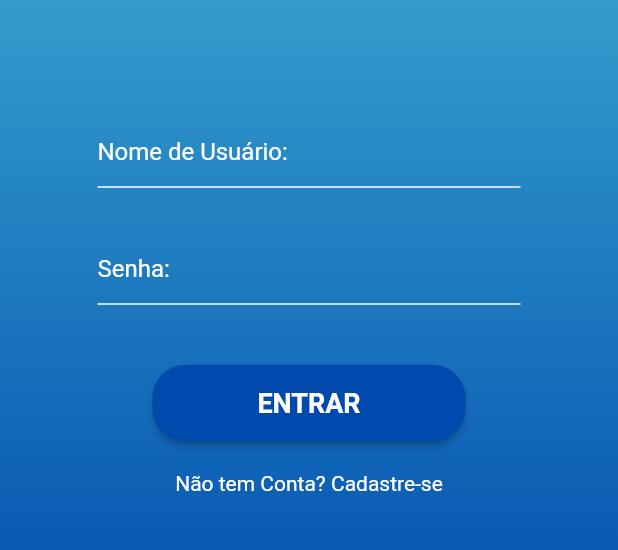
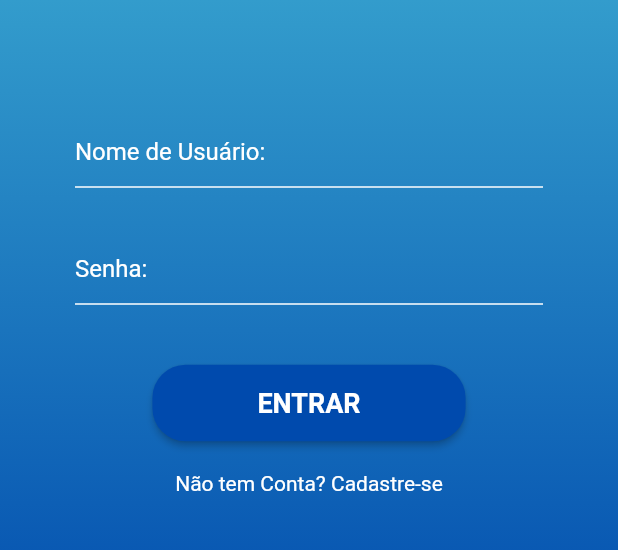
Before and after one commit to MatheusMoreira6/EntregGO, a Flutter app: the screen it shows after launch, on a phone screen of 412 x 824 dp, the part 560-1110 px from its top. Run offline on Flutter 3.47's test engine with Material 2 defaults, Android fonts, the phone set to English and light mode, and no system bars.

Commit message:
V1.2 - Correção da Tela de Login

```diff
--- a/lib/views/login.dart
+++ b/lib/views/login.dart
@@ -7,19 +7,23 @@ class Login extends StatelessWidget {
   Widget build(BuildContext context) {
     return SafeArea(
       child: Scaffold(
-        body: Container(
+        body: LayoutBuilder(
+          builder: (context, constraints) => SingleChildScrollView(
+            child: ConstrainedBox(
+              constraints: BoxConstraints(
+                minHeight: constraints.maxHeight,
+              ),
+              child: Container(
                 decoration: const BoxDecoration(
                   gradient: LinearGradient(
                     begin: Alignment.topCenter,
                     end: Alignment.bottomCenter,
                     colors: [
                       Color(0xFF5DE0E6),
-                Color(0XFF004AAD),
+                      Color(0xFF004AAD),
                     ],
                   ),
                 ),
-          child: Padding(
-            padding: const EdgeInsets.all(15),
                 child: Column(
                   mainAxisAlignment: MainAxisAlignment.center,
                   children: [
@@ -28,7 +32,7 @@ class Login extends StatelessWidget {
                       child: Text(
                         'EntregGO',
                         style: TextStyle(
-                      color: Colors.white,
+                          color: Color(0xFFFFFFFF),
                           fontFamily: 'Righteous',
                           fontSize: 60,
                         ),
@@ -43,11 +47,44 @@ class Login extends StatelessWidget {
                       ),
                     ),
                     const Padding(
-                  padding: EdgeInsets.symmetric(vertical: 15, horizontal: 50),
+                      padding: EdgeInsets.symmetric(
+                        vertical: 15,
+                        horizontal: 50,
+                      ),
                       child: TextField(
                         decoration: InputDecoration(
                           hintText: 'Nome de Usuário:',
-                      hintStyle: TextStyle(color: Colors.white),
+                          hintStyle: TextStyle(
+                            color: Color(0xFFFFFFFF),
+                          ),
+                          focusedBorder: UnderlineInputBorder(
+                            borderSide: BorderSide(
+                              color: Color(0xFFFFFFFF),
+                            ),
+                          ),
+                          enabledBorder: UnderlineInputBorder(
+                            borderSide: BorderSide(
+                              color: Color(0xFFFFFFFF),
+                            ),
+                          ),
+                        ),
+                        style: TextStyle(
+                          color: Color(0xFFFFFFFF),
+                        ),
+                        keyboardType: TextInputType.text,
+                      ),
+                    ),
+                    const Padding(
+                      padding: EdgeInsets.symmetric(
+                        vertical: 15,
+                        horizontal: 50,
+                      ),
+                      child: TextField(
+                        decoration: InputDecoration(
+                          hintText: 'Senha:',
+                          hintStyle: TextStyle(
+                            color: Color(0xFFFFFFFF),
+                          ),
                           focusedBorder: UnderlineInputBorder(
                             borderSide: BorderSide(color: Colors.white),
                           ),
@@ -55,21 +92,8 @@ class Login extends StatelessWidget {
                             borderSide: BorderSide(color: Colors.white),
                           ),
                         ),
-                    keyboardType: TextInputType.text,
-                  ),
-                ),
-                const Padding(
-                  padding: EdgeInsets.symmetric(vertical: 15, horizontal: 50),
-                  child: TextField(
-                    decoration: InputDecoration(
-                      hintText: 'Senha:',
-                      hintStyle: TextStyle(color: Colors.white),
-                      focusedBorder: UnderlineInputBorder(
-                        borderSide: BorderSide(color: Colors.white),
-                      ),
-                      enabledBorder: UnderlineInputBorder(
-                        borderSide: BorderSide(color: Colors.white),
-                      ),
+                        style: TextStyle(
+                          color: Color(0xFFFFFFFF),
                         ),
                         obscureText: true,
                         keyboardType: TextInputType.text,
@@ -92,7 +116,7 @@ class Login extends StatelessWidget {
                         child: const Text(
                           'ENTRAR',
                           style: TextStyle(
-                        color: Colors.white,
+                            color: Color(0xFFFFFFFF),
                             fontSize: 18,
                             fontWeight: FontWeight.w600,
                           ),
@@ -104,11 +128,13 @@ class Login extends StatelessWidget {
                       child: Text(
                         'Não tem Conta? Cadastre-se',
                         style: TextStyle(
-                      color: Colors.white,
+                          color: Color(0xFFFFFFFF),
                         ),
                       ),
-                )
+                    ),
                   ],
+                ),
+              ),
             ),
           ),
         ),
```
Also changed, not shown: pubspec.lock. Lines whose indentation alone changed are shown as unchanged.
